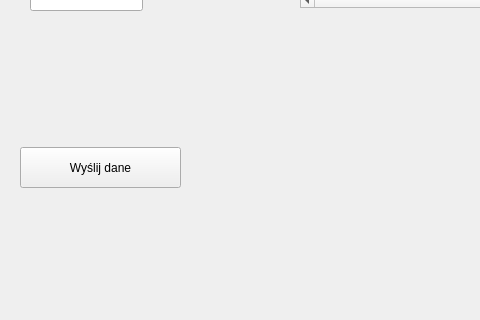
Qt form Pacjenci/Pacjenci.ui (Kupsztajn/Jipp) before a commit; both pictures show x 0 to 480 and y 280 to 600 of the 907 by 600 pixel window.
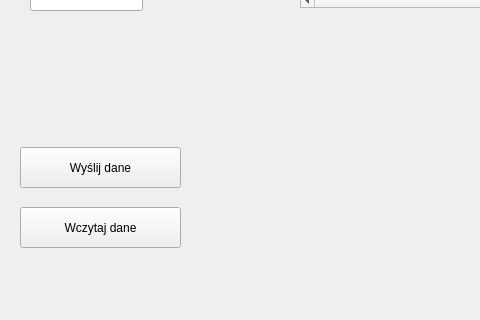
The same form after that commit.

What changed in the file:
```diff
--- a/Pacjenci/Pacjenci.ui
+++ b/Pacjenci/Pacjenci.ui
@@ -157,6 +157,19 @@
      </rect>
     </property>
    </widget>
+   <widget class="QPushButton" name="ReadDataButton">
+    <property name="geometry">
+     <rect>
+      <x>20</x>
+      <y>470</y>
+      <width>161</width>
+      <height>41</height>
+     </rect>
+    </property>
+    <property name="text">
+     <string>Wczytaj dane</string>
+    </property>
+   </widget>
   </widget>
   <widget class="QMenuBar" name="menuBar">
    <property name="geometry">
```
Left out of the diff: 21 changed lines with no effect on the pictures.
